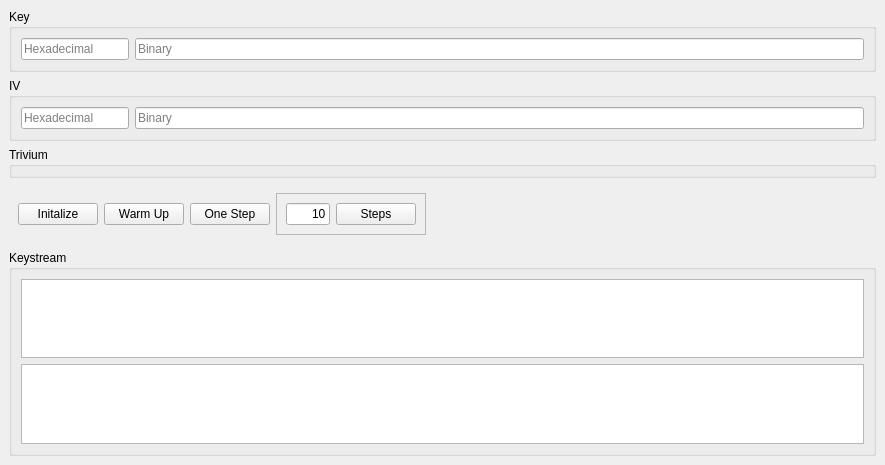
This is trivium/gui/ui/mainwindow.ui in WerthersEchte/advanced_crytography_trivium as Qt 5 draws it before an edit. The edited form follows.
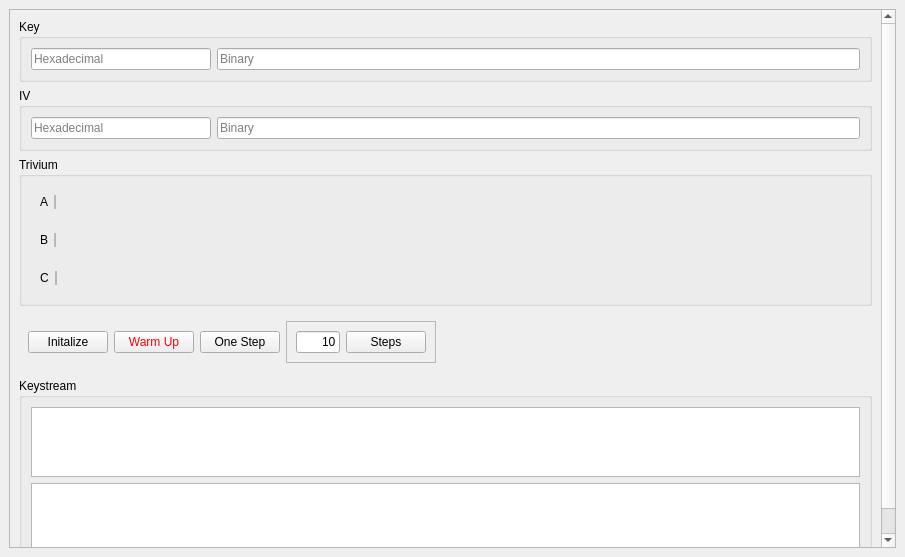
This is the edited form.

What changed in the file:
```diff
--- a/trivium/gui/ui/mainwindow.ui
+++ b/trivium/gui/ui/mainwindow.ui
@@ -6,8 +6,8 @@
    <rect>
     <x>0</x>
     <y>0</y>
-    <width>885</width>
-    <height>465</height>
+    <width>905</width>
+    <height>557</height>
    </rect>
   </property>
   <property name="windowTitle">
@@ -16,6 +16,21 @@
   <widget class="QWidget" name="centralwidget">
    <layout class="QVBoxLayout" name="verticalLayout">
     <item>
+     <widget class="QScrollArea" name="scrollArea">
+      <property name="widgetResizable">
+       <bool>true</bool>
+      </property>
+      <widget class="QWidget" name="scrollAreaWidgetContents">
+       <property name="geometry">
+        <rect>
+         <x>0</x>
+         <y>0</y>
+         <width>869</width>
+         <height>614</height>
+        </rect>
+       </property>
+       <layout class="QVBoxLayout" name="verticalLayout_4">
+        <item>
      <widget class="QGroupBox" name="gBKey">
       <property name="title">
        <string>Key</string>
@@ -29,6 +44,12 @@
            <verstretch>0</verstretch>
           </sizepolicy>
          </property>
+             <property name="minimumSize">
+              <size>
+               <width>180</width>
+               <height>0</height>
+              </size>
+             </property>
          <property name="maxLength">
           <number>20</number>
          </property>
@@ -67,6 +88,15 @@
            <verstretch>0</verstretch>
           </sizepolicy>
          </property>
+             <property name="minimumSize">
+              <size>
+               <width>180</width>
+               <height>0</height>
+              </size>
+             </property>
+             <property name="text">
+              <string/>
+             </property>
          <property name="maxLength">
           <number>20</number>
          </property>
@@ -93,6 +123,191 @@
       <property name="title">
        <string>Trivium</string>
       </property>
+          <layout class="QVBoxLayout" name="verticalLayout_3">
+           <item alignment="Qt::AlignLeft">
+            <widget class="QWidget" name="wA" native="true">
+             <layout class="QHBoxLayout" name="horizontalLayout_6">
+              <item>
+               <widget class="QLabel" name="lA">
+                <property name="sizePolicy">
+                 <sizepolicy hsizetype="Minimum" vsizetype="Minimum">
+                  <horstretch>0</horstretch>
+                  <verstretch>0</verstretch>
+                 </sizepolicy>
+                </property>
+                <property name="maximumSize">
+                 <size>
+                  <width>14</width>
+                  <height>16777215</height>
+                 </size>
+                </property>
+                <property name="styleSheet">
+                 <string notr="true">font: 16pt &quot;Monospace&quot;;</string>
+                </property>
+                <property name="text">
+                 <string>A</string>
+                </property>
+                <property name="alignment">
+                 <set>Qt::AlignCenter</set>
+                </property>
+               </widget>
+              </item>
+              <item>
+               <widget class="QFrame" name="fA">
+                <property name="frameShape">
+                 <enum>QFrame::StyledPanel</enum>
+                </property>
+                <property name="frameShadow">
+                 <enum>QFrame::Raised</enum>
+                </property>
+                <property name="lineWidth">
+                 <number>3</number>
+                </property>
+                <layout class="QHBoxLayout" name="horizontalLayout_5">
+                 <property name="spacing">
+                  <number>0</number>
+                 </property>
+                 <property name="leftMargin">
+                  <number>0</number>
+                 </property>
+                 <property name="topMargin">
+                  <number>0</number>
+                 </property>
+                 <property name="rightMargin">
+                  <number>0</number>
+                 </property>
+                 <property name="bottomMargin">
+                  <number>0</number>
+                 </property>
+                </layout>
+               </widget>
+              </item>
+             </layout>
+            </widget>
+           </item>
+           <item alignment="Qt::AlignLeft">
+            <widget class="QWidget" name="wB" native="true">
+             <layout class="QHBoxLayout" name="horizontalLayout_7">
+              <item>
+               <widget class="QLabel" name="lB">
+                <property name="sizePolicy">
+                 <sizepolicy hsizetype="Minimum" vsizetype="Minimum">
+                  <horstretch>0</horstretch>
+                  <verstretch>0</verstretch>
+                 </sizepolicy>
+                </property>
+                <property name="maximumSize">
+                 <size>
+                  <width>14</width>
+                  <height>16777215</height>
+                 </size>
+                </property>
+                <property name="styleSheet">
+                 <string notr="true">font: 16pt &quot;Monospace&quot;;</string>
+                </property>
+                <property name="text">
+                 <string>B</string>
+                </property>
+                <property name="alignment">
+                 <set>Qt::AlignCenter</set>
+                </property>
+               </widget>
+              </item>
+              <item>
+               <widget class="QFrame" name="fB">
+                <property name="frameShape">
+                 <enum>QFrame::StyledPanel</enum>
+                </property>
+                <property name="frameShadow">
+                 <enum>QFrame::Raised</enum>
+                </property>
+                <property name="lineWidth">
+                 <number>3</number>
+                </property>
+                <layout class="QHBoxLayout" name="horizontalLayout_8">
+                 <property name="spacing">
+                  <number>0</number>
+                 </property>
+                 <property name="leftMargin">
+                  <number>0</number>
+                 </property>
+                 <property name="topMargin">
+                  <number>0</number>
+                 </property>
+                 <property name="rightMargin">
+                  <number>0</number>
+                 </property>
+                 <property name="bottomMargin">
+                  <number>0</number>
+                 </property>
+                </layout>
+               </widget>
+              </item>
+             </layout>
+            </widget>
+           </item>
+           <item alignment="Qt::AlignLeft">
+            <widget class="QWidget" name="wC" native="true">
+             <layout class="QHBoxLayout" name="horizontalLayout_9">
+              <item>
+               <widget class="QLabel" name="lC">
+                <property name="sizePolicy">
+                 <sizepolicy hsizetype="Minimum" vsizetype="Minimum">
+                  <horstretch>0</horstretch>
+                  <verstretch>0</verstretch>
+                 </sizepolicy>
+                </property>
+                <property name="maximumSize">
+                 <size>
+                  <width>14</width>
+                  <height>16777215</height>
+                 </size>
+                </property>
+                <property name="styleSheet">
+                 <string notr="true">font: 16pt &quot;Monospace&quot;;</string>
+                </property>
+                <property name="text">
+                 <string>C</string>
+                </property>
+                <property name="alignment">
+                 <set>Qt::AlignCenter</set>
+                </property>
+               </widget>
+              </item>
+              <item>
+               <widget class="QFrame" name="fC">
+                <property name="frameShape">
+                 <enum>QFrame::StyledPanel</enum>
+                </property>
+                <property name="frameShadow">
+                 <enum>QFrame::Raised</enum>
+                </property>
+                <property name="lineWidth">
+                 <number>3</number>
+                </property>
+                <layout class="QHBoxLayout" name="horizontalLayout_10">
+                 <property name="spacing">
+                  <number>0</number>
+                 </property>
+                 <property name="leftMargin">
+                  <number>0</number>
+                 </property>
+                 <property name="topMargin">
+                  <number>0</number>
+                 </property>
+                 <property name="rightMargin">
+                  <number>0</number>
+                 </property>
+                 <property name="bottomMargin">
+                  <number>0</number>
+                 </property>
+                </layout>
+               </widget>
+              </item>
+             </layout>
+            </widget>
+           </item>
+          </layout>
      </widget>
     </item>
     <item>
@@ -100,6 +315,9 @@
       <layout class="QHBoxLayout" name="horizontalLayout_3">
        <item>
         <widget class="QPushButton" name="bInit">
+             <property name="styleSheet">
+              <string notr="true"/>
+             </property>
          <property name="text">
           <string>Initalize</string>
          </property>
@@ -107,6 +325,9 @@
        </item>
        <item>
         <widget class="QPushButton" name="bWarmUp">
+             <property name="styleSheet">
+              <string notr="true">color: rgb(255, 0, 0);</string>
+             </property>
          <property name="text">
           <string>Warm Up</string>
          </property>
@@ -235,6 +456,10 @@
        </size>
       </property>
      </spacer>
+        </item>
+       </layout>
+      </widget>
+     </widget>
     </item>
    </layout>
   </widget>
```
Left out of the diff: 4 changed lines with no effect on the pictures. Lines whose indentation alone changed are shown as unchanged.
